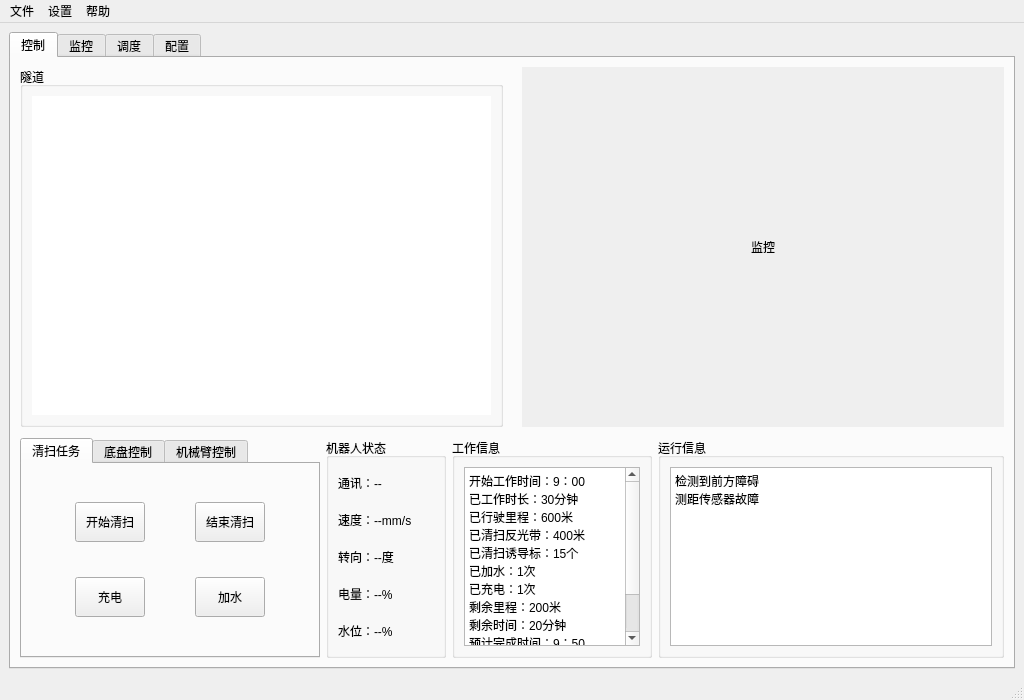
myzonexu/git_test, file python_test/python_test/ui_main.ui: the form before one commit.
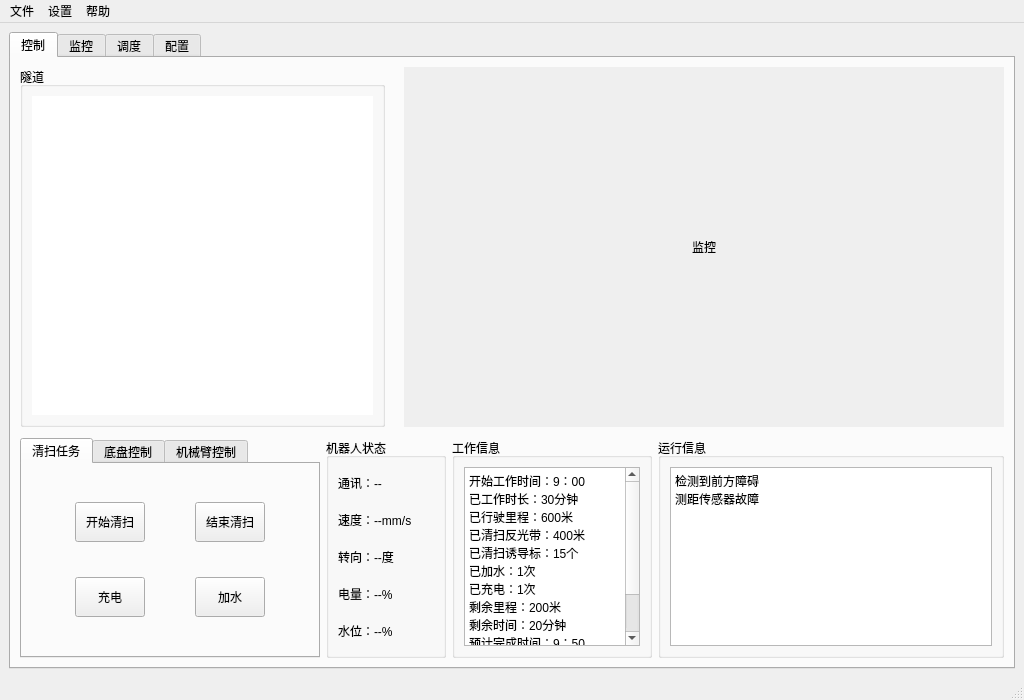
The form after the commit.

```diff
--- a/python_test/python_test/ui_main.ui
+++ b/python_test/python_test/ui_main.ui
@@ -63,7 +63,7 @@
           <item>
            <widget class="QGroupBox" name="groupBox_map">
             <property name="sizePolicy">
-             <sizepolicy hsizetype="MinimumExpanding" vsizetype="Expanding">
+             <sizepolicy hsizetype="Expanding" vsizetype="Expanding">
               <horstretch>0</horstretch>
               <verstretch>0</verstretch>
              </sizepolicy>
@@ -81,7 +81,7 @@
              <item>
               <widget class="QScrollArea" name="scrollArea_map">
                <property name="sizePolicy">
-                <sizepolicy hsizetype="MinimumExpanding" vsizetype="Preferred">
+                <sizepolicy hsizetype="Preferred" vsizetype="Preferred">
                  <horstretch>0</horstretch>
                  <verstretch>0</verstretch>
                 </sizepolicy>
@@ -109,7 +109,7 @@
                  <rect>
                   <x>0</x>
                   <y>0</y>
-                  <width>458</width>
+                  <width>335</width>
                   <height>321</height>
                  </rect>
                 </property>
@@ -145,8 +145,8 @@
             </property>
             <property name="minimumSize">
              <size>
-              <width>400</width>
-              <height>353</height>
+              <width>600</width>
+              <height>350</height>
              </size>
             </property>
             <property name="baseSize">
@@ -185,7 +185,7 @@
               <rect>
                <x>0</x>
                <y>0</y>
-               <width>477</width>
+               <width>600</width>
                <height>353</height>
               </rect>
              </property>
```
Left out of the diff: 4 changed lines with no effect on the pictures.
